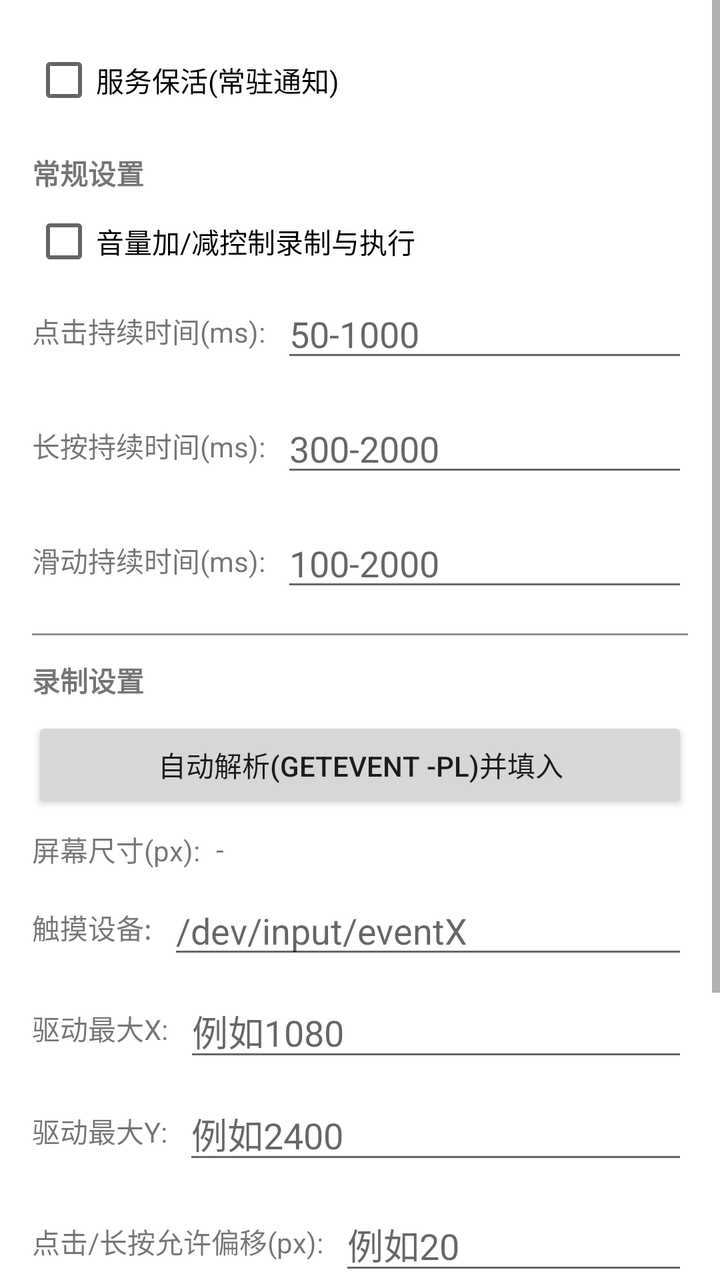
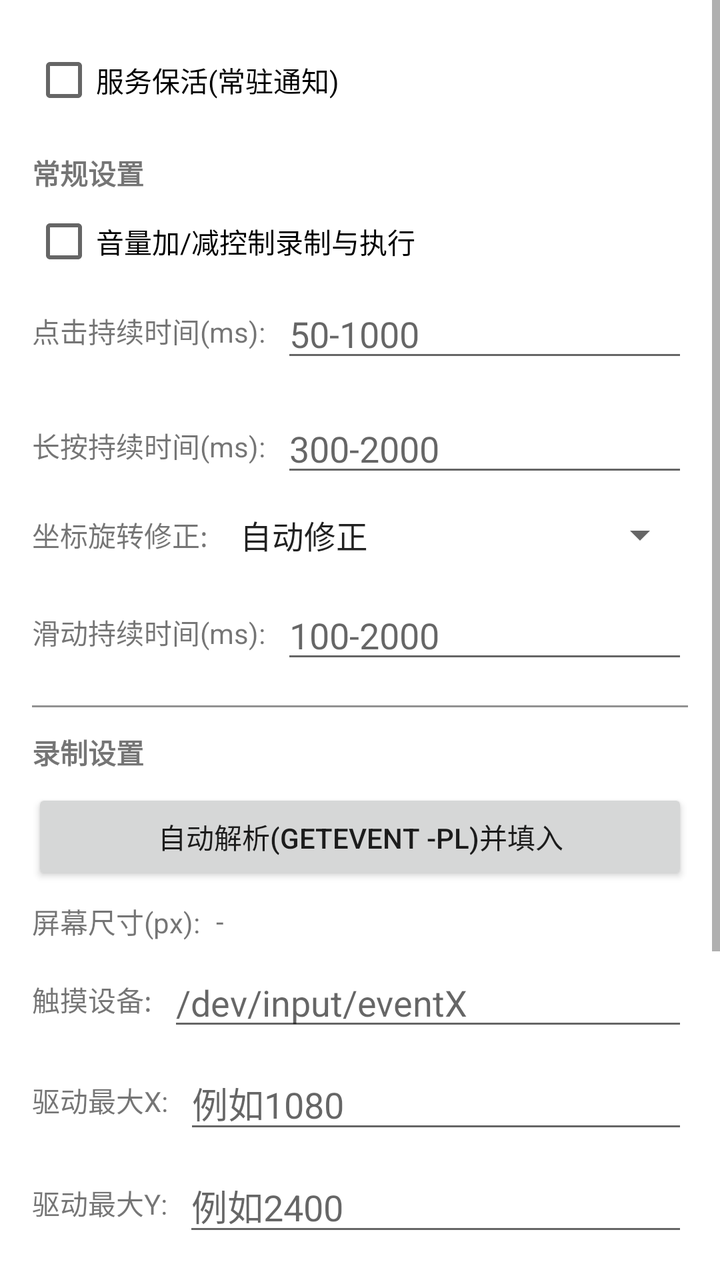

The first picture is an Android layout as it rendered before a commit; the second is the same layout after the commit. The layout source and the unified diff follow.
<!-- AndroidManifest.xml: application theme Theme.Click -->
<!-- res/layout/dialog_settings.xml -->
<?xml version="1.0" encoding="utf-8"?>
<ScrollView xmlns:android="http://schemas.android.com/apk/res/android"
    android:layout_width="match_parent"
    android:layout_height="wrap_content"
    android:fillViewport="true">

    <LinearLayout
        android:layout_width="match_parent"
        android:layout_height="wrap_content"
        android:orientation="vertical"
        android:padding="16dp">

    <LinearLayout
        android:layout_width="match_parent"
        android:layout_height="wrap_content"
        android:orientation="horizontal"
        android:gravity="center_vertical">
        <CheckBox
            android:id="@+id/cb_keep_alive"
            android:layout_width="wrap_content"
            android:layout_height="wrap_content"
            android:text="服务保活(常驻通知)"/>
    </LinearLayout>

    <TextView
        android:layout_width="wrap_content"
        android:layout_height="wrap_content"
        android:text="常规设置"
        android:textStyle="bold"
        android:layout_marginTop="12dp"/>

    <LinearLayout
        android:layout_width="match_parent"
        android:layout_height="wrap_content"
        android:orientation="horizontal"
        android:gravity="center_vertical">

        <CheckBox
            android:id="@+id/cb_volume_keys"
            android:layout_width="wrap_content"
            android:layout_height="wrap_content"
            android:text="音量加/减控制录制与执行"/>
    </LinearLayout>

    <LinearLayout
        android:layout_width="match_parent"
        android:layout_height="wrap_content"
        android:orientation="horizontal"
        android:gravity="center_vertical">

        <TextView
            android:layout_width="wrap_content"
            android:layout_height="wrap_content"
            android:text="点击持续时间(ms):"/>

        <EditText
            android:id="@+id/et_click_duration"
            android:layout_width="0dp"
            android:layout_height="wrap_content"
            android:layout_weight="1"
            android:layout_marginStart="8dp"
            android:inputType="number"
            android:hint="50-1000"/>
    </LinearLayout>

    <LinearLayout
        android:layout_width="match_parent"
        android:layout_height="wrap_content"
        android:orientation="horizontal"
        android:gravity="center_vertical"
        android:layout_marginTop="16dp">

        <TextView
            android:layout_width="wrap_content"
            android:layout_height="wrap_content"
            android:text="长按持续时间(ms):"/>

        <EditText
            android:id="@+id/et_long_press_duration"
            android:layout_width="0dp"
            android:layout_height="wrap_content"
            android:layout_weight="1"
            android:layout_marginStart="8dp"
            android:inputType="number"
            android:hint="300-2000"/>
    </LinearLayout>




    <LinearLayout
        android:layout_width="match_parent"
        android:layout_height="wrap_content"
        android:orientation="horizontal"
        android:gravity="center_vertical"
        android:layout_marginTop="12dp"
        android:visibility="gone">

        <CheckBox
            android:id="@+id/cb_fallback_no_xy"
            android:layout_width="wrap_content"
            android:layout_height="wrap_content"
            android:text="无坐标长按回退(用上次坐标)"/>
    </LinearLayout>

    

    <LinearLayout
        android:layout_width="match_parent"
        android:layout_height="wrap_content"
        android:orientation="horizontal"
        android:gravity="center_vertical"
        android:layout_marginTop="16dp">

        <TextView
            android:layout_width="wrap_content"
            android:layout_height="wrap_content"
            android:text="滑动持续时间(ms):"/>

        <EditText
            android:id="@+id/et_swipe_duration"
            android:layout_width="0dp"
            android:layout_height="wrap_content"
            android:layout_weight="1"
            android:layout_marginStart="8dp"
            android:inputType="number"
            android:hint="100-2000"/>
    </LinearLayout>

    <View
        android:layout_width="match_parent"
        android:layout_height="1dp"
        android:background="#929292"
        android:layout_marginTop="16dp"/>

    <TextView
        android:layout_width="wrap_content"
        android:layout_height="wrap_content"
        android:text="录制设置"
        android:textStyle="bold"
        android:layout_marginTop="12dp"/>

    <Button
        android:id="@+id/btn_auto_detect_device"
        android:layout_width="match_parent"
        android:layout_height="wrap_content"
        android:text="自动解析(getevent -pl)并填入"
        android:layout_marginTop="8dp"/>

    <LinearLayout
        android:layout_width="match_parent"
        android:layout_height="wrap_content"
        android:orientation="horizontal"
        android:gravity="center_vertical"
        android:layout_marginTop="8dp">

        <TextView
            android:layout_width="wrap_content"
            android:layout_height="wrap_content"
            android:text="屏幕尺寸(px):"/>

        <TextView
            android:id="@+id/tv_screen_px"
            android:layout_width="0dp"
            android:layout_height="wrap_content"
            android:layout_weight="1"
            android:layout_marginStart="8dp"
            android:text="-"/>
    </LinearLayout>

    <LinearLayout
        android:layout_width="match_parent"
        android:layout_height="wrap_content"
        android:orientation="horizontal"
        android:gravity="center_vertical"
        android:layout_marginTop="8dp">

        <TextView
            android:layout_width="wrap_content"
            android:layout_height="wrap_content"
            android:text="触摸设备:"/>

        <EditText
            android:id="@+id/et_touch_device"
            android:layout_width="0dp"
            android:layout_height="wrap_content"
            android:layout_weight="1"
            android:layout_marginStart="8dp"
            android:hint="/dev/input/eventX"
            android:inputType="text"/>
    </LinearLayout>

    <LinearLayout
        android:layout_width="match_parent"
        android:layout_height="wrap_content"
        android:orientation="horizontal"
        android:gravity="center_vertical"
        android:layout_marginTop="8dp">

        <TextView
            android:layout_width="wrap_content"
            android:layout_height="wrap_content"
            android:text="驱动最大X:"/>

        <EditText
            android:id="@+id/et_max_x"
            android:layout_width="0dp"
            android:layout_height="wrap_content"
            android:layout_weight="1"
            android:layout_marginStart="8dp"
            android:hint="例如1080"
            android:inputType="number"/>
    </LinearLayout>

    <LinearLayout
        android:layout_width="match_parent"
        android:layout_height="wrap_content"
        android:orientation="horizontal"
        android:gravity="center_vertical"
        android:layout_marginTop="8dp">

        <TextView
            android:layout_width="wrap_content"
            android:layout_height="wrap_content"
            android:text="驱动最大Y:"/>

        <EditText
            android:id="@+id/et_max_y"
            android:layout_width="0dp"
            android:layout_height="wrap_content"
            android:layout_weight="1"
            android:layout_marginStart="8dp"
            android:hint="例如2400"
            android:inputType="number"/>
    </LinearLayout>

    

    <LinearLayout
        android:layout_width="match_parent"
        android:layout_height="wrap_content"
        android:orientation="horizontal"
        android:gravity="center_vertical"
        android:layout_marginTop="12dp">

        <TextView
            android:layout_width="wrap_content"
            android:layout_height="wrap_content"
            android:text="点击/长按允许偏移(px):"/>

        <EditText
            android:id="@+id/et_move_tolerance_px"
            android:layout_width="0dp"
            android:layout_height="wrap_content"
            android:layout_weight="1"
            android:layout_marginStart="8dp"
            android:inputType="number"
            android:hint="例如20"/>
    </LinearLayout>

    <LinearLayout
        android:layout_width="match_parent"
        android:layout_height="wrap_content"
        android:orientation="horizontal"
        android:gravity="center_vertical"
        android:layout_marginTop="12dp">

        <TextView
            android:layout_width="wrap_content"
            android:layout_height="wrap_content"
            android:text="滑动采样阈值(次):"/>

        <EditText
            android:id="@+id/et_motion_threshold"
            android:layout_width="0dp"
            android:layout_height="wrap_content"
            android:layout_weight="1"
            android:layout_marginStart="8dp"
            android:inputType="number"
            android:hint="例如2"/>
    </LinearLayout>

    <LinearLayout
        android:layout_width="match_parent"
        android:layout_height="wrap_content"
        android:orientation="horizontal"
        android:gravity="center_vertical"
        android:layout_marginTop="12dp">

        <TextView
            android:layout_width="wrap_content"
            android:layout_height="wrap_content"
            android:text="录制后首动作延时(ms):"/>

        <EditText
            android:id="@+id/et_first_action_delay"
            android:layout_width="0dp"
            android:layout_height="wrap_content"
            android:layout_weight="1"
            android:layout_marginStart="8dp"
            android:inputType="number"
            android:hint="例如2000"/>
    </LinearLayout>

    <LinearLayout
        android:layout_width="match_parent"
        android:layout_height="wrap_content"
        android:orientation="horizontal"
        android:gravity="center_vertical"
        android:layout_marginTop="8dp">

        <CheckBox
            android:id="@+id/cb_show_debug"
            android:layout_width="wrap_content"
            android:layout_height="wrap_content"
            android:text="显示录制调试信息"/>
    </LinearLayout>

    

    </LinearLayout>
</ScrollView>
<!-- resources referenced by this layout -->
<resources>
  <style name="Theme.Click" parent="Theme.MaterialComponents.DayNight.NoActionBar">
          
          <item name="colorPrimary">@color/black</item>
          <item name="colorPrimaryVariant">@color/purple_700</item>
          <item name="colorOnPrimary">@color/white</item>
          
          <item name="colorSecondary">@color/teal_200</item>
          <item name="colorSecondaryVariant">@color/teal_700</item>
          <item name="colorOnSecondary">@color/black</item>
          
          <item name="android:statusBarColor">?attr/colorPrimaryVariant</item>
          
      </style>
  <color name="black">#FF000000</color>
  <color name="purple_700">#FF3700B3</color>
  <color name="white">#FFFFFFFF</color>
  <color name="teal_200">#FF03DAC5</color>
  <color name="teal_700">#FF018786</color>
</resources>

<!-- the commit's change to res/layout/dialog_settings.xml (unified diff, before → after) -->
@@ -103,6 +103,27 @@
             android:text="无坐标长按回退(用上次坐标)"/>
     </LinearLayout>
 
+    <LinearLayout
+        android:layout_width="match_parent"
+        android:layout_height="wrap_content"
+        android:orientation="horizontal"
+        android:gravity="center_vertical"
+        android:layout_marginTop="12dp">
+
+        <TextView
+            android:layout_width="wrap_content"
+            android:layout_height="wrap_content"
+            android:text="坐标旋转修正:"/>
+
+        <Spinner
+            android:id="@+id/sp_coordinate_rotation"
+            android:layout_width="0dp"
+            android:layout_height="wrap_content"
+            android:layout_weight="1"
+            android:layout_marginStart="8dp"
+            android:entries="@array/coordinate_rotation_modes"/>
+    </LinearLayout>
+
     
 
     <LinearLayout
<!-- resource entries referenced after the edit -->
@@ -1,5 +1,10 @@
 <!-- resources referenced by this layout -->
 <resources>
+  <string-array name="coordinate_rotation_modes">
+          <item>自动修正</item>
+          <item>关闭修正</item>
+          <item>横屏反向修正</item>
+      </string-array>
   <style name="Theme.Click" parent="Theme.MaterialComponents.DayNight.NoActionBar">
           
           <item name="colorPrimary">@color/black</item>
